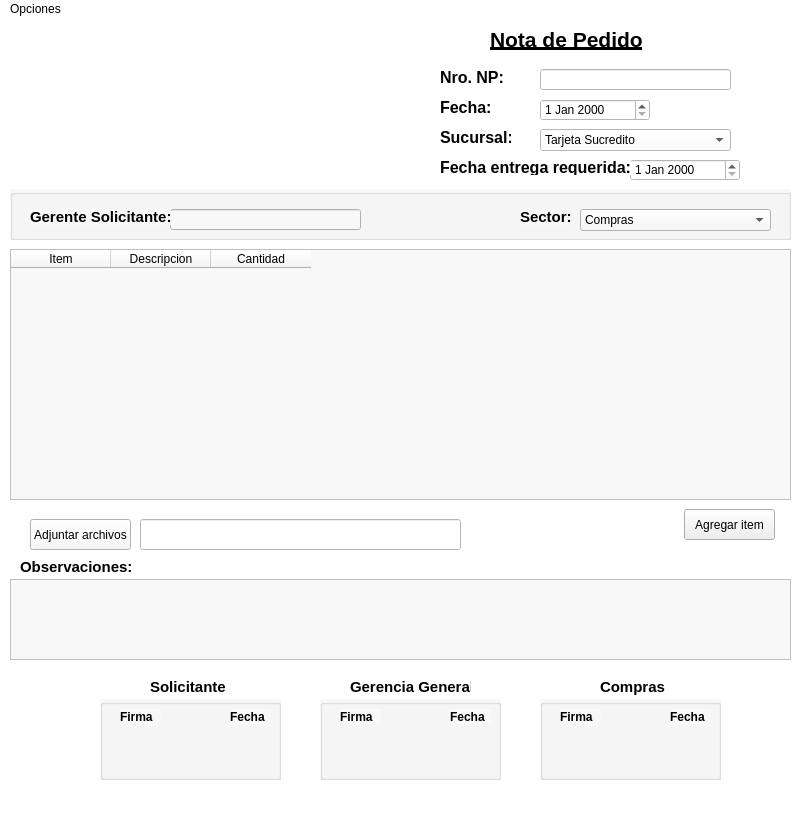
Above: crear_np.ui from AyeQuinteros15/DemoPracticas before the change. Below: the same form after it.
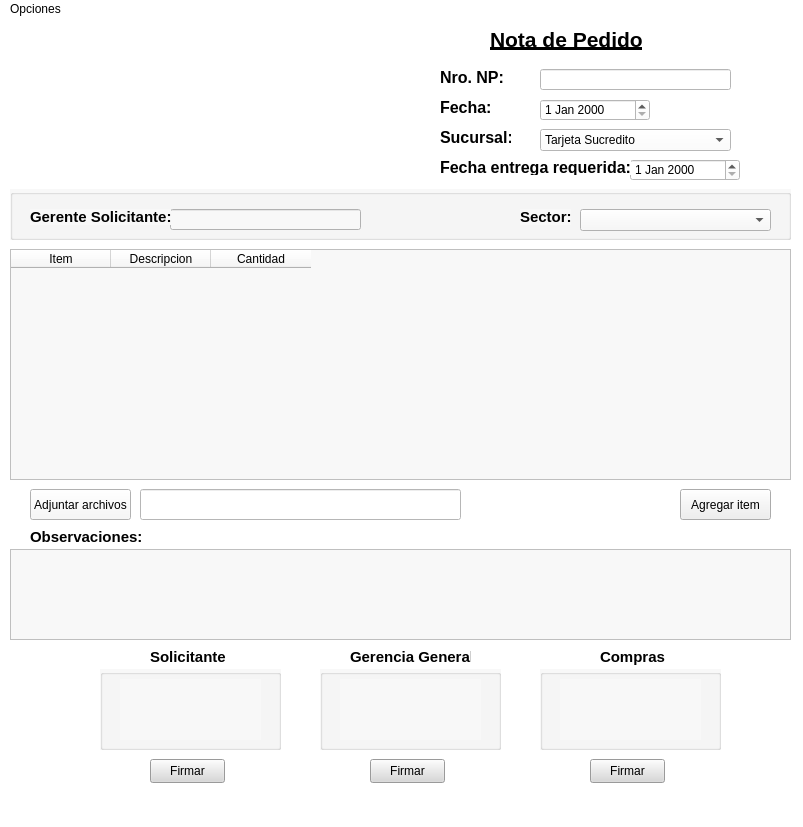
That is the form after the change. Icons and pictures are not drawn.

Diff of the .ui file:
```diff
--- a/crear_np.ui
+++ b/crear_np.ui
@@ -234,21 +234,6 @@
        <height>22</height>
       </rect>
      </property>
-     <item>
-      <property name="text">
-       <string>Compras</string>
-      </property>
-     </item>
-     <item>
-      <property name="text">
-       <string>Logistica</string>
-      </property>
-     </item>
-     <item>
-      <property name="text">
-       <string>Ventas</string>
-      </property>
-     </item>
     </widget>
    </widget>
    <widget class="QComboBox" name="boxSucursalNP">
@@ -287,7 +272,7 @@
       <x>10</x>
       <y>230</y>
       <width>781</width>
-      <height>251</height>
+      <height>231</height>
      </rect>
     </property>
     <property name="styleSheet">
@@ -312,8 +297,8 @@
    <widget class="QPushButton" name="btnAgregarItem">
     <property name="geometry">
      <rect>
-      <x>684</x>
-      <y>490</y>
+      <x>680</x>
+      <y>470</y>
       <width>91</width>
       <height>31</height>
      </rect>
@@ -329,9 +314,9 @@
     <property name="geometry">
      <rect>
       <x>10</x>
-      <y>560</y>
+      <y>530</y>
       <width>781</width>
-      <height>81</height>
+      <height>91</height>
      </rect>
     </property>
     <property name="styleSheet">
@@ -341,8 +326,8 @@
    <widget class="QLabel" name="label_5">
     <property name="geometry">
      <rect>
-      <x>20</x>
-      <y>540</y>
+      <x>30</x>
+      <y>510</y>
       <width>111</width>
       <height>16</height>
      </rect>
@@ -361,7 +346,7 @@
     <property name="geometry">
      <rect>
       <x>100</x>
-      <y>680</y>
+      <y>650</y>
       <width>181</width>
       <height>81</height>
      </rect>
@@ -377,37 +362,24 @@
       <rect>
        <x>20</x>
        <y>10</y>
-       <width>41</width>
-       <height>16</height>
+       <width>141</width>
+       <height>61</height>
       </rect>
      </property>
      <property name="font">
       <font>
        <pointsize>9</pointsize>
-       <bold>true</bold>
+       <bold>false</bold>
       </font>
      </property>
      <property name="text">
-      <string>Firma</string>
+      <string/>
      </property>
-    </widget>
-    <widget class="QLabel" name="label_13">
-     <property name="geometry">
-      <rect>
-       <x>130</x>
-       <y>10</y>
-       <width>41</width>
-       <height>16</height>
-      </rect>
+     <property name="pixmap">
+      <pixmap resource="../Demo SuCredito_Ezequiel/DemoSuCredito/DemoSuCredito/img/imagenes.qrc">:/xy/firma_digital_img.jpg</pixmap>
      </property>
-     <property name="font">
-      <font>
-       <pointsize>9</pointsize>
-       <bold>true</bold>
-      </font>
-     </property>
-     <property name="text">
-      <string>Fecha</string>
+     <property name="scaledContents">
+      <bool>true</bool>
      </property>
     </widget>
    </widget>
@@ -415,7 +387,7 @@
     <property name="geometry">
      <rect>
       <x>150</x>
-      <y>660</y>
+      <y>630</y>
       <width>81</width>
       <height>16</height>
      </rect>
@@ -434,7 +406,7 @@
     <property name="geometry">
      <rect>
       <x>320</x>
-      <y>680</y>
+      <y>650</y>
       <width>181</width>
       <height>81</height>
      </rect>
@@ -450,37 +422,24 @@
       <rect>
        <x>20</x>
        <y>10</y>
-       <width>41</width>
-       <height>16</height>
+       <width>141</width>
+       <height>61</height>
       </rect>
      </property>
      <property name="font">
       <font>
        <pointsize>9</pointsize>
-       <bold>true</bold>
+       <bold>false</bold>
       </font>
      </property>
      <property name="text">
-      <string>Firma</string>
+      <string/>
      </property>
-    </widget>
-    <widget class="QLabel" name="label_15">
-     <property name="geometry">
-      <rect>
-       <x>130</x>
-       <y>10</y>
-       <width>41</width>
-       <height>16</height>
-      </rect>
+     <property name="pixmap">
+      <pixmap resource="../Demo SuCredito_Ezequiel/DemoSuCredito/DemoSuCredito/img/imagenes.qrc">:/xy/firma_digital_img.jpg</pixmap>
      </property>
-     <property name="font">
-      <font>
-       <pointsize>9</pointsize>
-       <bold>true</bold>
-      </font>
-     </property>
-     <property name="text">
-      <string>Fecha</string>
+     <property name="scaledContents">
+      <bool>true</bool>
      </property>
     </widget>
    </widget>
@@ -488,7 +447,7 @@
     <property name="geometry">
      <rect>
       <x>540</x>
-      <y>680</y>
+      <y>650</y>
       <width>181</width>
       <height>81</height>
      </rect>
@@ -504,37 +463,24 @@
       <rect>
        <x>20</x>
        <y>10</y>
-       <width>41</width>
-       <height>16</height>
+       <width>141</width>
+       <height>61</height>
       </rect>
      </property>
      <property name="font">
       <font>
        <pointsize>9</pointsize>
-       <bold>true</bold>
+       <bold>false</bold>
       </font>
      </property>
      <property name="text">
-      <string>Firma</string>
+      <string/>
      </property>
-    </widget>
-    <widget class="QLabel" name="label_17">
-     <property name="geometry">
-      <rect>
-       <x>130</x>
-       <y>10</y>
-       <width>41</width>
-       <height>16</height>
-      </rect>
+     <property name="pixmap">
+      <pixmap resource="../Demo SuCredito_Ezequiel/DemoSuCredito/DemoSuCredito/img/imagenes.qrc">:/xy/firma_digital_img.jpg</pixmap>
      </property>
-     <property name="font">
-      <font>
-       <pointsize>9</pointsize>
-       <bold>true</bold>
-      </font>
-     </property>
-     <property name="text">
-      <string>Fecha</string>
+     <property name="scaledContents">
+      <bool>true</bool>
      </property>
     </widget>
    </widget>
@@ -542,7 +488,7 @@
     <property name="geometry">
      <rect>
       <x>350</x>
-      <y>660</y>
+      <y>630</y>
       <width>121</width>
       <height>16</height>
      </rect>
@@ -561,7 +507,7 @@
     <property name="geometry">
      <rect>
       <x>600</x>
-      <y>660</y>
+      <y>630</y>
       <width>71</width>
       <height>16</height>
      </rect>
@@ -580,7 +526,7 @@
     <property name="geometry">
      <rect>
       <x>30</x>
-      <y>500</y>
+      <y>470</y>
       <width>101</width>
       <height>31</height>
      </rect>
@@ -596,12 +542,69 @@
     <property name="geometry">
      <rect>
       <x>140</x>
-      <y>500</y>
+      <y>470</y>
       <width>321</width>
       <height>31</height>
      </rect>
     </property>
    </widget>
+   <widget class="QPushButton" name="btnFirmarSolicitante_NP">
+    <property name="geometry">
+     <rect>
+      <x>150</x>
+      <y>740</y>
+      <width>75</width>
+      <height>24</height>
+     </rect>
+    </property>
+    <property name="cursor">
+     <cursorShape>PointingHandCursor</cursorShape>
+    </property>
+    <property name="styleSheet">
+     <string notr="true">background-color: rgb(216, 216, 216);</string>
+    </property>
+    <property name="text">
+     <string>Firmar</string>
+    </property>
+   </widget>
+   <widget class="QPushButton" name="btnFirmarGerencia_NP">
+    <property name="geometry">
+     <rect>
+      <x>370</x>
+      <y>740</y>
+      <width>75</width>
+      <height>24</height>
+     </rect>
+    </property>
+    <property name="cursor">
+     <cursorShape>PointingHandCursor</cursorShape>
+    </property>
+    <property name="styleSheet">
+     <string notr="true">background-color: rgb(216, 216, 216);</string>
+    </property>
+    <property name="text">
+     <string>Firmar</string>
+    </property>
+   </widget>
+   <widget class="QPushButton" name="btnFirmarCompras_NP">
+    <property name="geometry">
+     <rect>
+      <x>590</x>
+      <y>740</y>
+      <width>75</width>
+      <height>24</height>
+     </rect>
+    </property>
+    <property name="cursor">
+     <cursorShape>PointingHandCursor</cursorShape>
+    </property>
+    <property name="styleSheet">
+     <string notr="true">background-color: rgb(216, 216, 216);</string>
+    </property>
+    <property name="text">
+     <string>Firmar</string>
+    </property>
+   </widget>
   </widget>
   <widget class="QMenuBar" name="menubar">
    <property name="geometry">
```
Left out of the diff: 11 changed lines with no effect on the pictures.
